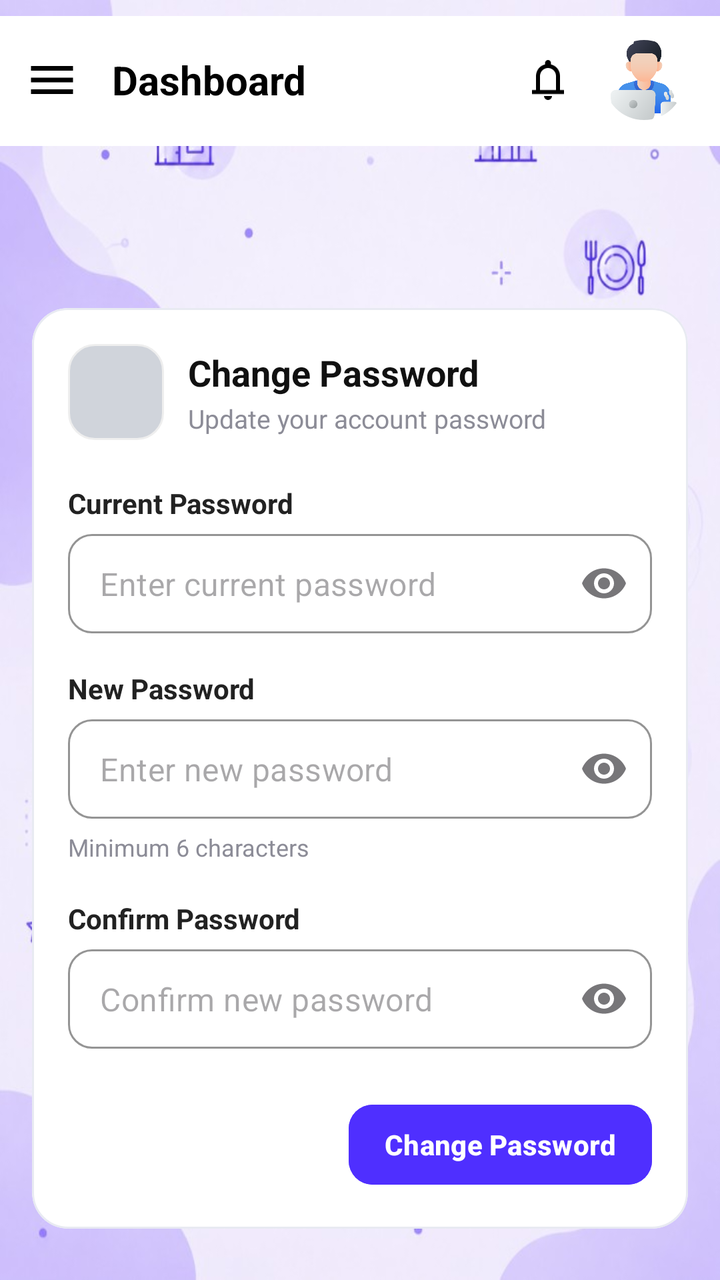
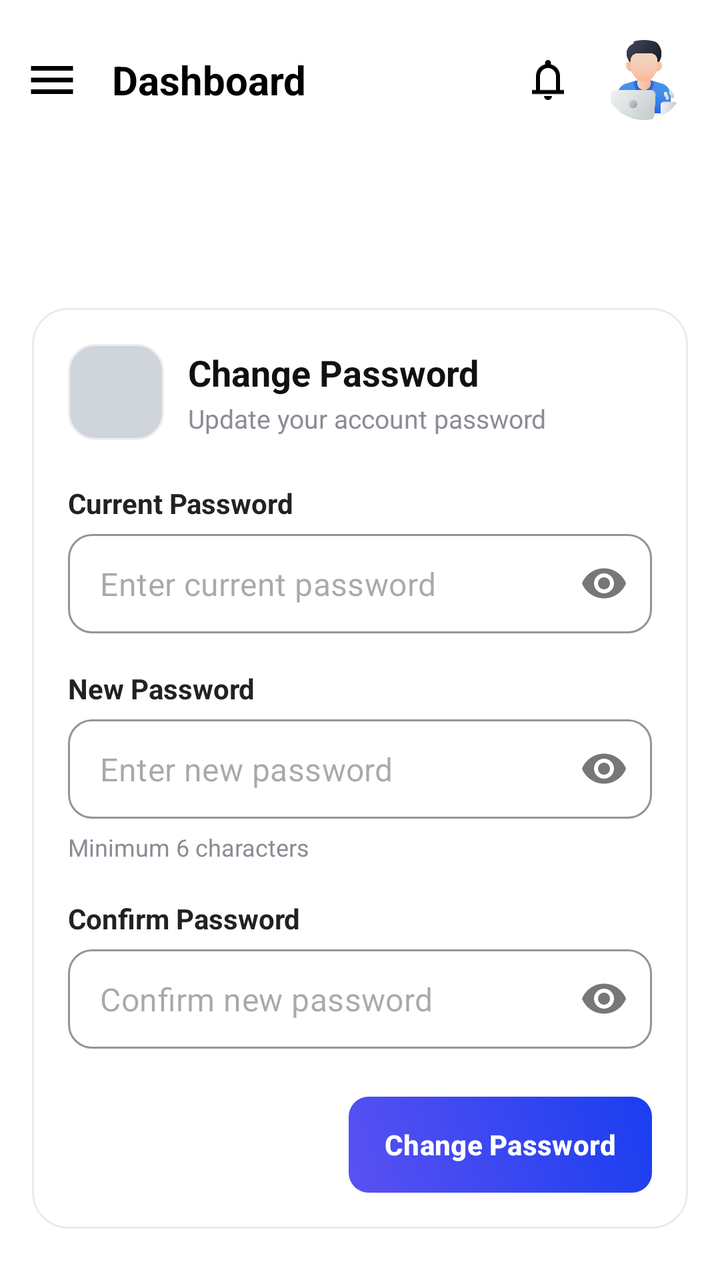

Before-and-after screenshots of an Android layout around one commit, followed by the original layout XML and the change that was made.
<!-- AndroidManifest.xml: application theme Theme.MasterDashboard -->
<!-- res/layout/fragment_change_password.xml -->
<?xml version="1.0" encoding="utf-8"?>
<LinearLayout xmlns:android="http://schemas.android.com/apk/res/android"
    android:layout_width="match_parent"
    android:layout_height="match_parent"
    android:orientation="vertical"
    android:background="@drawable/login_background"
    xmlns:tools="http://schemas.android.com/tools"
    xmlns:app="http://schemas.android.com/apk/res-auto"
    tools:context=".home.settings.views.ChangePasswordFragment">

    <include
        android:id="@+id/settings_toolbar"
        layout="@layout/custom_toolbar"
        />

        <LinearLayout
            android:layout_width="match_parent"
            android:layout_height="match_parent"
            android:layout_marginTop="50dp"
            android:orientation="vertical"
            android:padding="16dp">

            
            <com.google.android.material.card.MaterialCardView
                android:layout_width="match_parent"
                android:layout_height="wrap_content"
                android:layout_marginTop="14dp"
                app:cardCornerRadius="18dp"
                app:cardElevation="2dp"
                app:strokeColor="#E8EAF2"
                app:strokeWidth="1dp"
                android:backgroundTint="@android:color/white">

                <LinearLayout
                    android:layout_width="match_parent"
                    android:layout_height="wrap_content"
                    android:orientation="vertical"
                    android:padding="18dp">

                    
                    <LinearLayout
                        android:layout_width="match_parent"
                        android:layout_height="wrap_content"
                        android:orientation="horizontal"
                        android:gravity="center_vertical">

                        <FrameLayout
                            android:layout_width="48dp"
                            android:layout_height="48dp"
                            android:background="@drawable/bg_card_2">


                            <ImageView
                                android:layout_width="22dp"
                                android:layout_height="22dp"
                                android:layout_gravity="center"
                                app:tint="#5B3FFF" />

                        </FrameLayout>

                        <LinearLayout
                            android:layout_width="wrap_content"
                            android:layout_height="wrap_content"
                            android:orientation="vertical"
                            android:layout_marginStart="12dp">

                            <TextView
                                android:layout_width="wrap_content"
                                android:layout_height="wrap_content"
                                android:text="Change Password"
                                android:textStyle="bold"
                                android:textSize="18sp"
                                android:textColor="#111111" />

                            <TextView
                                android:layout_width="wrap_content"
                                android:layout_height="wrap_content"
                                android:text="Update your account password"
                                android:textSize="13sp"
                                android:textColor="#8C8C97"
                                android:layout_marginTop="2dp" />

                        </LinearLayout>

                    </LinearLayout>

                    
                    <TextView
                        android:layout_width="wrap_content"
                        android:layout_height="wrap_content"
                        android:text="Current Password"
                        android:textStyle="bold"
                        android:textSize="14sp"
                        android:textColor="#222222"
                        android:layout_marginTop="22dp" />

                    <com.google.android.material.textfield.TextInputLayout
                        android:id="@+id/layoutCurrentPassword"
                        style="@style/Widget.MaterialComponents.TextInputLayout.OutlinedBox"
                        android:layout_width="match_parent"
                        android:layout_height="wrap_content"
                        android:layout_marginTop="6dp"
                        app:boxCornerRadiusTopStart="12dp"
                        app:boxCornerRadiusTopEnd="12dp"
                        app:boxCornerRadiusBottomStart="12dp"
                        app:boxCornerRadiusBottomEnd="12dp"
                        app:boxStrokeColor="#D9DCE7"
                        app:hintEnabled="false"
                        app:endIconMode="password_toggle">

                        <com.google.android.material.textfield.TextInputEditText
                            android:id="@+id/etCurrentPassword"
                            android:layout_width="match_parent"
                            android:layout_height="wrap_content"
                            android:hint="Enter current password"
                            android:inputType="textPassword"
                            android:paddingTop="14dp"
                            android:paddingBottom="14dp"/>
                    </com.google.android.material.textfield.TextInputLayout>

                    
                    <TextView
                        android:layout_width="wrap_content"
                        android:layout_height="wrap_content"
                        android:text="New Password"
                        android:textStyle="bold"
                        android:textSize="14sp"
                        android:textColor="#222222"
                        android:layout_marginTop="18dp" />

                    <com.google.android.material.textfield.TextInputLayout
                        android:id="@+id/layoutNewPassword"
                        style="@style/Widget.MaterialComponents.TextInputLayout.OutlinedBox"
                        android:layout_width="match_parent"
                        android:layout_height="wrap_content"
                        android:layout_marginTop="6dp"
                        app:boxCornerRadiusTopStart="12dp"
                        app:boxCornerRadiusTopEnd="12dp"
                        app:boxCornerRadiusBottomStart="12dp"
                        app:boxCornerRadiusBottomEnd="12dp"
                        app:boxStrokeColor="#D9DCE7"
                        app:hintEnabled="false"
                        app:endIconMode="password_toggle">

                        <com.google.android.material.textfield.TextInputEditText
                            android:id="@+id/etNewPassword"
                            android:layout_width="match_parent"
                            android:layout_height="wrap_content"
                            android:hint="Enter new password"
                            android:inputType="textPassword"
                            android:paddingTop="14dp"
                            android:paddingBottom="14dp"/>
                    </com.google.android.material.textfield.TextInputLayout>

                    <TextView
                        android:layout_width="wrap_content"
                        android:layout_height="wrap_content"
                        android:text="Minimum 6 characters"
                        android:textSize="12sp"
                        android:textColor="#8C8C97"
                        android:layout_marginTop="6dp" />

                    
                    <TextView
                        android:layout_width="wrap_content"
                        android:layout_height="wrap_content"
                        android:text="Confirm Password"
                        android:textStyle="bold"
                        android:textSize="14sp"
                        android:textColor="#222222"
                        android:layout_marginTop="18dp" />

                    <com.google.android.material.textfield.TextInputLayout
                        android:id="@+id/layoutConfirmPassword"
                        style="@style/Widget.MaterialComponents.TextInputLayout.OutlinedBox"
                        android:layout_width="match_parent"
                        android:layout_height="wrap_content"
                        android:layout_marginTop="6dp"
                        app:boxCornerRadiusTopStart="12dp"
                        app:boxCornerRadiusTopEnd="12dp"
                        app:boxCornerRadiusBottomStart="12dp"
                        app:boxCornerRadiusBottomEnd="12dp"
                        app:boxStrokeColor="#D9DCE7"
                        app:hintEnabled="false"
                        app:endIconMode="password_toggle">

                        <com.google.android.material.textfield.TextInputEditText
                            android:id="@+id/etConfirmPassword"
                            android:layout_width="match_parent"
                            android:layout_height="wrap_content"
                            android:hint="Confirm new password"
                            android:inputType="textPassword"
                            android:paddingTop="14dp"
                            android:paddingBottom="14dp"/>
                    </com.google.android.material.textfield.TextInputLayout>

                    

                    <com.google.android.material.button.MaterialButton
                        android:id="@+id/btnChangePassword"
                        android:layout_width="wrap_content"
                        android:layout_height="48dp"
                        android:layout_gravity="end"
                        android:layout_marginTop="24dp"
                        android:text="Change Password"
                        android:textAllCaps="false"
                        android:textStyle="bold"
                        android:textSize="14sp"
                        android:paddingStart="18dp"
                        android:paddingEnd="18dp"
                        android:backgroundTint="#4F2FFF"
                        app:cornerRadius="12dp"
                        app:iconPadding="8dp" />

                </LinearLayout>

            </com.google.android.material.card.MaterialCardView>

        </LinearLayout>
</LinearLayout>
<!-- res/layout/custom_toolbar.xml (included above) -->
<?xml version="1.0" encoding="utf-8"?>
<androidx.appcompat.widget.Toolbar
    xmlns:android="http://schemas.android.com/apk/res/android"
    xmlns:app="http://schemas.android.com/apk/res-auto"
    android:id="@+id/customToolbar"
    android:layout_width="match_parent"
    android:layout_marginTop="8dp"
    android:layout_height="66dp"
    android:elevation="6dp"
    app:contentInsetStart="0dp"
    app:contentInsetLeft="0dp"
    app:contentInsetStartWithNavigation="0dp">

    <RelativeLayout
        android:layout_width="match_parent"
        android:layout_height="match_parent"
        android:layout_gravity="bottom"
        android:background="@color/white">

        <ImageView
            android:id="@+id/toolbar_imgMenu"
            android:layout_width="28dp"
            android:layout_height="28dp"
            android:layout_alignParentStart="true"
            android:layout_centerVertical="true"
            android:layout_marginStart="12dp"
            android:src="@drawable/ic_menu_24dp"
            android:visibility="visible" />

        <TextView
            android:id="@+id/toolbar_tvTitle"
            android:layout_width="wrap_content"
            android:layout_height="wrap_content"
            android:text="Dashboard"
            android:textSize="20sp"
            android:textStyle="bold"
            android:textColor="@android:color/black"
            android:layout_toEndOf="@id/toolbar_imgMenu"
            android:layout_marginStart="16dp"
            android:layout_centerVertical="true"/>

        <com.google.android.material.imageview.ShapeableImageView
            android:id="@+id/toolbar_imgProfile"
            android:layout_width="40dp"
            android:layout_height="40dp"
            android:layout_alignParentEnd="true"
            android:layout_centerVertical="true"
            android:layout_marginEnd="18dp"
            android:visibility="visible"
            android:scaleType="centerCrop"
            android:src="@drawable/person"
            app:shapeAppearanceOverlay="@style/CircleImage"/>

        <ImageView
            android:id="@+id/toolbar_imgNotification"
            android:layout_width="24dp"
            android:layout_height="24dp"
            android:visibility="visible"
            android:layout_toStartOf="@id/toolbar_imgProfile"
            android:layout_marginEnd="16dp"
            android:layout_centerVertical="true"
            android:src="@drawable/ic_notifications_24dp"/>
    </RelativeLayout>

</androidx.appcompat.widget.Toolbar>
<!-- resources referenced by this layout -->
<resources>
  <color name="white">#FFFFFFFF</color>
  <!-- drawable bg_card_2 (drawable) -->
  <?xml version="1.0" encoding="utf-8"?>
  <shape xmlns:android="http://schemas.android.com/apk/res/android">
      <solid android:color="#D0D4DB"/>
      <corners android:radius="13dp"/>
      <stroke
          android:width="1dp"
          android:color="#EEEEEE"/>
  </shape>
  <!-- drawable ic_menu_24dp (drawable) -->
  <vector xmlns:android="http://schemas.android.com/apk/res/android"
      android:width="24dp"
      android:height="24dp"
      android:viewportWidth="960"
      android:viewportHeight="960">
    <path
        android:pathData="M120,720v-80h720v80L120,720ZM120,520v-80h720v80L120,520ZM120,320v-80h720v80L120,320Z"
        android:fillColor="#000000"/>
  </vector>
  <!-- drawable ic_notifications_24dp (drawable) -->
  <vector xmlns:android="http://schemas.android.com/apk/res/android"
      android:width="24dp"
      android:height="24dp"
      android:viewportWidth="960"
      android:viewportHeight="960">
    <path
        android:pathData="M160,760v-80h80v-280q0,-83 50,-147.5T420,168v-28q0,-25 17.5,-42.5T480,80q25,0 42.5,17.5T540,140v28q80,20 130,84.5T720,400v280h80v80L160,760ZM480,460ZM480,880q-33,0 -56.5,-23.5T400,800h160q0,33 -23.5,56.5T480,880ZM320,680h320v-280q0,-66 -47,-113t-113,-47q-66,0 -113,47t-47,113v280Z"
        android:fillColor="#000000"/>
  </vector>
  <!-- drawable login_background: jpg bitmap (drawable, 50222 bytes) -->
  <!-- drawable person: png bitmap (drawable, 31471 bytes) -->
  <style name="CircleImage">
          <item name="cornerFamily">rounded</item>
          <item name="cornerSize">50%</item>
      </style>
  <style name="Theme.MasterDashboard" parent="Base.Theme.MasterDashboard" />
  
  
  
      // For EditText Outline color
  <style name="Base.Theme.MasterDashboard" parent="Theme.Material3.DayNight.NoActionBar">
          
          
      </style>
</resources>

<!-- the commit's change to res/layout/fragment_change_password.xml (unified diff, before → after) -->
@@ -3,10 +3,10 @@
     android:layout_width="match_parent"
     android:layout_height="match_parent"
     android:orientation="vertical"
-    android:background="@drawable/login_background"
+    android:background="@color/white"
     xmlns:tools="http://schemas.android.com/tools"
     xmlns:app="http://schemas.android.com/apk/res-auto"
-    tools:context=".home.settings.views.ChangePasswordFragment">
+    tools:context=".master_dash.home.settings.views.ChangePasswordFragment">
 
     <include
         android:id="@+id/settings_toolbar"
@@ -18,6 +18,7 @@
             android:layout_height="match_parent"
             android:layout_marginTop="50dp"
             android:orientation="vertical"
+            android:background="@color/white"
             android:padding="16dp">
 
             
@@ -208,7 +209,8 @@
                         android:textSize="14sp"
                         android:paddingStart="18dp"
                         android:paddingEnd="18dp"
-                        android:backgroundTint="#4F2FFF"
+                        android:background="@drawable/bg_btn_color_gradient"
+                        app:backgroundTint="@null"
                         app:cornerRadius="12dp"
                         app:iconPadding="8dp" />
 
<!-- resource entries referenced after the edit -->
@@ -1,6 +1,26 @@
 <!-- resources referenced by this layout -->
 <resources>
   <color name="white">#FFFFFFFF</color>
+  <!-- drawable bg_btn_color_gradient (drawable) -->
+  <?xml version="1.0" encoding="utf-8"?>
+  <ripple xmlns:android="http://schemas.android.com/apk/res/android"
+      android:color="#1AFFFFFF"> 
+  
+      <item>
+          <shape android:shape="rectangle">
+              
+              <gradient
+                  android:startColor="#5A51F2"
+                  android:endColor="#1A3EF0"
+                  android:angle="45"
+                  android:type="linear" />
+  
+              
+              <corners android:radius="10dp" />
+          </shape>
+      </item>
+  
+  </ripple>
   <!-- drawable bg_card_2 (drawable) -->
   <?xml version="1.0" encoding="utf-8"?>
   <shape xmlns:android="http://schemas.android.com/apk/res/android">
@@ -30,7 +50,6 @@
         android:pathData="M160,760v-80h80v-280q0,-83 50,-147.5T420,168v-28q0,-25 17.5,-42.5T480,80q25,0 42.5,17.5T540,140v28q80,20 130,84.5T720,400v280h80v80L160,760ZM480,460ZM480,880q-33,0 -56.5,-23.5T400,800h160q0,33 -23.5,56.5T480,880ZM320,680h320v-280q0,-66 -47,-113t-113,-47q-66,0 -113,47t-47,113v280Z"
         android:fillColor="#000000"/>
   </vector>
-  <!-- drawable login_background: jpg bitmap (drawable, 50222 bytes) -->
   <!-- drawable person: png bitmap (drawable, 31471 bytes) -->
   <style name="CircleImage">
           <item name="cornerFamily">rounded</item>
